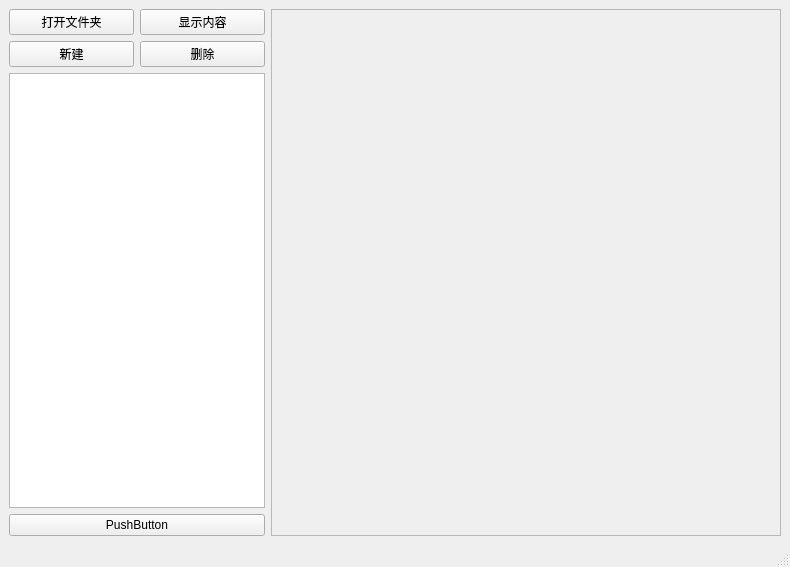
First picture: the form in labels_settings.ui, repository Shallowind/SADVS, before the edit.
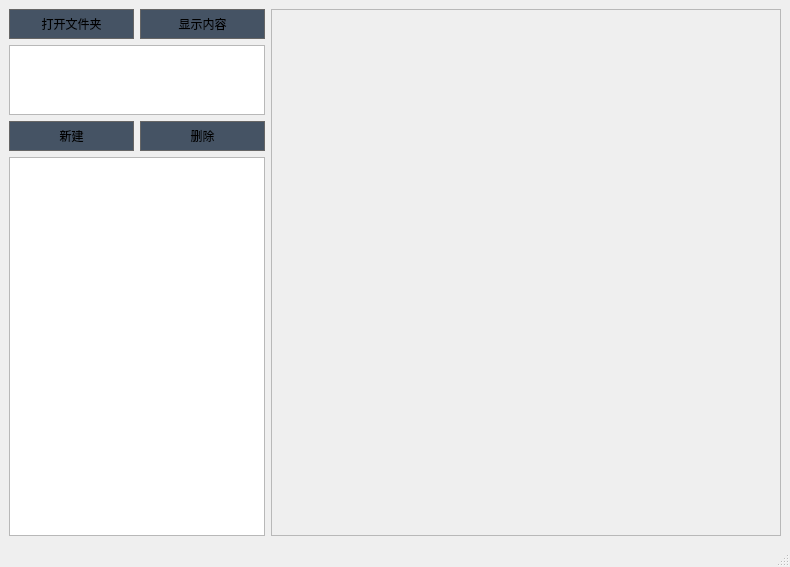
Second picture: the form after the edit.

What changed in the file:
```diff
--- a/labels_settings.ui
+++ b/labels_settings.ui
@@ -18,11 +18,27 @@
     <item row="0" column="0">
      <layout class="QHBoxLayout" name="horizontalLayout" stretch="0,2">
       <item>
-       <layout class="QVBoxLayout" name="verticalLayout" stretch="0,0,0,0">
+       <layout class="QVBoxLayout" name="verticalLayout" stretch="0,1,0,10,0">
         <item>
          <layout class="QHBoxLayout" name="horizontalLayout_4">
           <item>
            <widget class="QPushButton" name="open">
+            <property name="styleSheet">
+             <string notr="true">QPushButton {
+    background-color: #455364; /* 默认颜色，浅灰色 */
+    border: 1px solid #666666; /* 灰色的边框 */
+    padding: 5px 10px;
+}
+
+QPushButton:hover {
+    background-color: #54687a; /* 鼠标悬停时的颜色，稍浅的灰色 */
+}
+
+QPushButton:pressed {
+    background-color: #455364; /* 鼠标点击时的颜色，稍深的灰色 */
+}
+</string>
+            </property>
             <property name="text">
              <string>打开文件夹</string>
             </property>
@@ -33,6 +49,22 @@
             <property name="toolTip">
              <string>显示内容</string>
             </property>
+            <property name="styleSheet">
+             <string notr="true">QPushButton {
+    background-color: #455364; /* 默认颜色，浅灰色 */
+    border: 1px solid #666666; /* 灰色的边框 */
+    padding: 5px 10px;
+}
+
+QPushButton:hover {
+    background-color: #54687a; /* 鼠标悬停时的颜色，稍浅的灰色 */
+}
+
+QPushButton:pressed {
+    background-color: #455364; /* 鼠标点击时的颜色，稍深的灰色 */
+}
+</string>
+            </property>
             <property name="text">
              <string>显示内容</string>
             </property>
@@ -40,6 +72,9 @@
           </item>
          </layout>
         </item>
+        <item>
+         <widget class="QListWidget" name="models_list"/>
+        </item>
         <item>
          <layout class="QHBoxLayout" name="horizontalLayout_2">
           <item>
@@ -47,6 +82,25 @@
             <property name="toolTip">
              <string>新建</string>
             </property>
+            <property name="autoFillBackground">
+             <bool>false</bool>
+            </property>
+            <property name="styleSheet">
+             <string notr="true">QPushButton {
+    background-color: #455364; /* 默认颜色，浅灰色 */
+    border: 1px solid #666666; /* 灰色的边框 */
+    padding: 5px 10px;
+}
+
+QPushButton:hover {
+    background-color: #54687a; /* 鼠标悬停时的颜色，稍浅的灰色 */
+}
+
+QPushButton:pressed {
+    background-color: #455364; /* 鼠标点击时的颜色，稍深的灰色 */
+}
+</string>
+            </property>
             <property name="text">
              <string>新建</string>
             </property>
@@ -57,6 +111,22 @@
             <property name="toolTip">
              <string>删除</string>
             </property>
+            <property name="styleSheet">
+             <string notr="true">QPushButton {
+    background-color: #455364; /* 默认颜色，浅灰色 */
+    border: 1px solid #666666; /* 灰色的边框 */
+    padding: 5px 10px;
+}
+
+QPushButton:hover {
+    background-color: #54687a; /* 鼠标悬停时的颜色，稍浅的灰色 */
+}
+
+QPushButton:pressed {
+    background-color: #455364; /* 鼠标点击时的颜色，稍深的灰色 */
+}
+</string>
+            </property>
             <property name="text">
              <string>删除</string>
             </property>
@@ -68,15 +138,7 @@
          <widget class="QListWidget" name="listWidget"/>
         </item>
         <item>
-         <layout class="QHBoxLayout" name="horizontalLayout_3">
-          <item>
-           <widget class="QPushButton" name="pushButton_4">
-            <property name="text">
-             <string>PushButton</string>
-            </property>
-           </widget>
-          </item>
-         </layout>
+         <layout class="QHBoxLayout" name="horizontalLayout_3"/>
         </item>
        </layout>
       </item>
```
Left out of the diff: 8 changed lines with no effect on the pictures.
